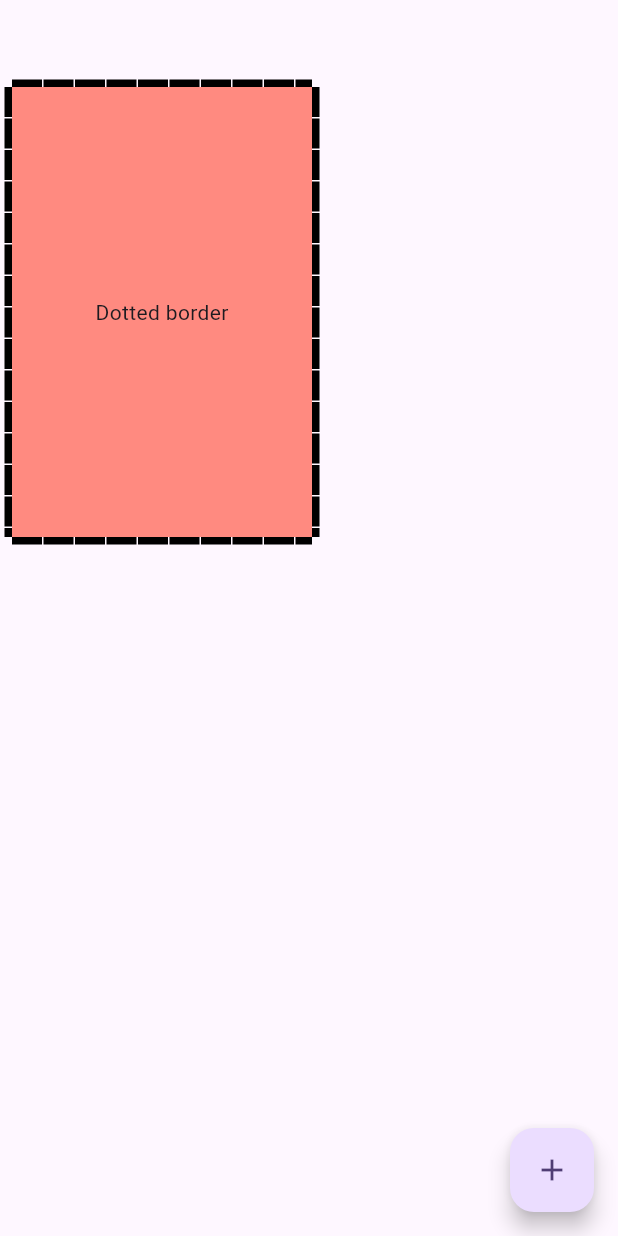
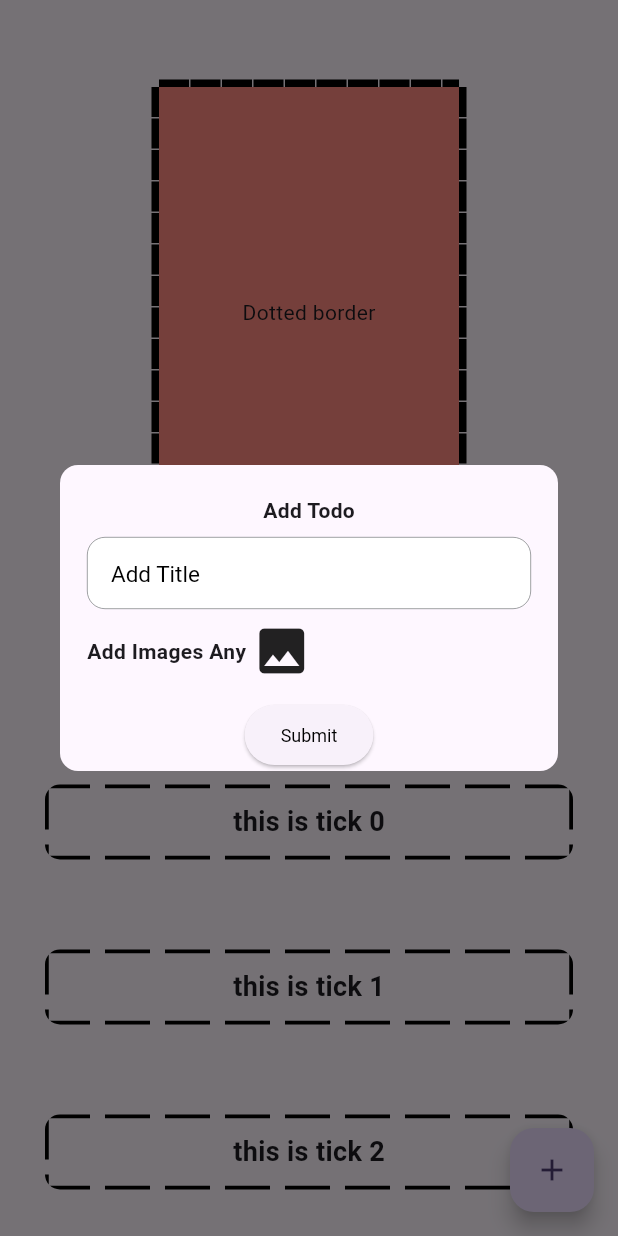
Before and after one commit to farooq958/todoappcleanarchitecturedemo, a Flutter app: the screen it shows after launch, after a tap on the "add" icon, on a phone screen of 412 x 824 dp. Run offline on Flutter 3.47's test engine with Material 3 defaults, Android fonts, the phone set to English and light mode, and no system bars; our stand-ins replace file_picker, firebase_core, firebase_crashlytics, get_it, page_transition, shared_preferences; accounts and stored records are empty; Roboto replaces fonts that are missing (CircularStd Regular).

Commit message:
Get it Clean architecture updated

```diff
--- a/lib/SRC/Application/Services/PickerServices/picker_services.dart
+++ b/lib/SRC/Application/Services/PickerServices/picker_services.dart
@@ -2,7 +2,7 @@
 import 'package:file_picker/file_picker.dart';
 
 class PickFile {
-   Future pickImage() async {
+   Future<List<String?>> pickImage() async {
     // ImagePicker.platform.getImageFromSource(source: ImageSource.camera);
     FilePickerResult? result = await FilePicker.platform.pickFiles(
       type: FileType.image,
@@ -10,7 +10,7 @@ class PickFile {
       allowMultiple: true,
     );
     if (result == null) return [];
-    final images = result.paths;
+    final List<String?> images = result.paths??[];
     return images;
   }
 
--- /dev/null
+++ b/lib/SRC/Application/Services/PickerServices/picker_use_case.dart
@@ -0,0 +1,14 @@
+
+import 'dart:async';
+
+import 'package:todoappcleanarchitecturedemo/SRC/Application/Services/PickerServices/picker_services.dart';
+
+class PickImagesUseCase {
+  final PickFile pickFile;
+
+  PickImagesUseCase(this.pickFile);
+
+  Future<List<String?>> call() async {
+    return await pickFile.pickImage();
+  }
+}
--- a/lib/SRC/Data/AppData/app_initializer.dart
+++ b/lib/SRC/Data/AppData/app_initializer.dart
@@ -1,14 +1,16 @@
 
 
 import 'package:todoappcleanarchitecturedemo/SRC/Data/AppData/data.dart';
+import 'package:todoappcleanarchitecturedemo/SRC/Data/di/service_locator.dart';
 
 import 'app_preferences.dart';
 
 mixin AppInitializer {
    Future init() async {
   _user();
+  setupLocator();
 
-  Data().registerServices();
+ // Data().registerServices();
 
   }
 
--- /dev/null
+++ b/lib/SRC/Data/di/service_locator.dart
@@ -0,0 +1,14 @@
+import 'package:get_it/get_it.dart';
+import 'package:todoappcleanarchitecturedemo/SRC/Application/Services/PickerServices/picker_use_case.dart';
+import 'package:todoappcleanarchitecturedemo/SRC/Data/DataSource/Resources/imports.dart';
+
+
+final sl = GetIt.instance;
+
+void setupLocator() {
+  // Register PickFile service as a singleton
+  sl.registerLazySingleton(() => PickFile());
+
+  // Register PickImagesUseCase and inject the PickFile service into it
+  sl.registerLazySingleton(() => PickImagesUseCase(sl<PickFile>()));
+}
--- a/lib/SRC/Presentation/Widgets/Dashboard/TodoHome/Components/addDataForm.dart
+++ b/lib/SRC/Presentation/Widgets/Dashboard/TodoHome/Components/addDataForm.dart
@@ -13,7 +13,7 @@ final TextEditingController nameController=TextEditingController();
 
   final TextEditingController emailController=TextEditingController();
 
-  List<String?> images=[];
+ // List<String?> images=[];
 
    @override
   Widget build(BuildContext context) {
@@ -39,14 +39,14 @@ final TextEditingController nameController=TextEditingController();
                   GestureDetector(
                       onTap: () async {
 
-                     images = await  Data.app.servicePickerLocator<PickFile>().pickImage();
-                        if(images.isNotEmpty)
-                          {
-                            MethodWidgets.instance.snackBar(context,text: 'Images Selected > ${images.length}');
-                          }
-                     setState(() {
-
-                     });
+                      await  TodoController().pickImages();
+                     //    if(images.isNotEmpty)
+                     //      {
+                     //        MethodWidgets.instance.snackBar(context,text: 'Images Selected > ${images.length}');
+                     //      }
+                     // setState(() {
+                     //
+                     // });
                       },
                       child: const Icon(Icons.image,size: 40,)),
                 ],
@@ -54,7 +54,11 @@ final TextEditingController nameController=TextEditingController();
             ),
 
             12.y,
-           images.isNotEmpty? SizedBox(
+           ValueListenableBuilder(
+        valueListenable: TodoController.imagesController,
+             builder: (context,images,child){
+
+               return images.isNotEmpty? SizedBox(
                   height: 100,
                   //width: 200,
                   child: ListView.separated(
@@ -76,12 +80,22 @@ final TextEditingController nameController=TextEditingController();
                       );
                     },
                   ),
-            ):const SizedBox(),
-            Center(
+                ):const SizedBox();
+             }
+           ),
+            ValueListenableBuilder(
+                valueListenable: TodoController.imagesController,
+
+                builder: (context,images,ss) {
+                return Center(
                   child: ElevatedButton(
-                onPressed: onSubmit,
+                    onPressed: () {
+                      onSubmit(images);
+                    },
                     child: AppText('Submit', style: Styles.circularStdRegular(context),),
                   ),
+                );
+              }
             ),
 
 
@@ -92,7 +106,7 @@ final TextEditingController nameController=TextEditingController();
     );
   }
 
-  void onSubmit() {
+  void onSubmit(List<String?>images) {
 
 
    if(nameController.text.isNotEmpty && images.isNotEmpty){
--- a/lib/SRC/Presentation/Widgets/Dashboard/TodoHome/Components/dotted_widget.dart
+++ b/lib/SRC/Presentation/Widgets/Dashboard/TodoHome/Components/dotted_widget.dart
@@ -53,7 +53,8 @@ class _DottedBorderPainter extends CustomPainter {
     final Paint paint = Paint()
       ..color = color
       ..strokeWidth = strokeWidth
-      ..style = PaintingStyle.stroke;
+      ..style = PaintingStyle.stroke
+    ..strokeWidth=5;
 
     final Path path = Path();
     path.moveTo(0, 0);
@@ -69,7 +70,7 @@ double totalGap=dashGap + dashSpace;
 
     while (distance < (size.width)) {
       path.moveTo(distance, 0);
-
+      //path.lineTo(distance , 0);
 if(distance+totalGap > (size.width))
   {
     // print(distance);
@@ -82,6 +83,10 @@ if(distance+totalGap > (size.width))
     path.lineTo(size.width, 0);
   }
 else{
+  if(distance==0)
+{
+ // path.quadraticBezierTo(10, 0, 0, 10);
+}
   path.lineTo(distance + dashGap, 0);
 }
 
@@ -131,6 +136,8 @@ distance += totalGap;
         path.lineTo(size.width, size.height);
       }
       else {
+
+       // if(distance+totalGap )
         path.lineTo(distance + dashGap, size.height);
       }
       distance += dashGap + dashSpace;
@@ -157,7 +164,7 @@ distance += totalGap;
       // canvas.drawPath(path, paint);
     }
     canvas.drawPath(path, paint);
-canvas.clipRect(bgRect);
+//canvas.clipRect(bgRect);
 
   }
 
--- a/lib/SRC/Presentation/Widgets/Dashboard/TodoHome/Components/todocontainer.dart
+++ b/lib/SRC/Presentation/Widgets/Dashboard/TodoHome/Components/todocontainer.dart
@@ -22,27 +22,30 @@ final TodoItem? todo;
       }
       },
       child: Container(
-        width: 200,
+        width: 100,
+        height: 50,
+
         decoration: BoxDecoration(borderRadius: BorderRadius.circular(30)),
         child: ClipRRect(
           borderRadius: BorderRadius.circular(10),
          // clipBehavior: Clip.hardEdge,
           child: DottedBorder(
             gap: 10,
-            dashWidth: 10,
+            dashWidth: 30,
             child: Column(
+              mainAxisAlignment: MainAxisAlignment.center,
 
               children: [
 
                 AppText(todo!.title, style: const TextStyle(fontWeight: FontWeight.w700,fontSize: 18)),
-                DisplayFileImage(fileImage: todo!.image!, onDeleteTap: (){})
+               // DisplayFileImage(fileImage: todo!.image!, onDeleteTap: (){})
 
               ],
 
             ),
           ),
         ),
-      ),
+      ).marginAll(30),
     );
   }
 }
--- a/lib/SRC/Presentation/Widgets/Dashboard/TodoHome/Controller/todo_controller.dart
+++ b/lib/SRC/Presentation/Widgets/Dashboard/TodoHome/Controller/todo_controller.dart
@@ -1,10 +1,22 @@
 import 'package:flutter/cupertino.dart';
+import 'package:todoappcleanarchitecturedemo/SRC/Application/Services/PickerServices/picker_use_case.dart';
+import 'package:todoappcleanarchitecturedemo/SRC/Data/di/service_locator.dart';
 import 'package:todoappcleanarchitecturedemo/SRC/Domain/Model/todomodel.dart';
 
-class TodoController{
+class TodoController extends ChangeNotifier {
 
 
  static  ValueNotifier<List<TodoItem>> todoController=ValueNotifier([]);
+ final PickImagesUseCase pickImagesUseCase = sl<PickImagesUseCase>();
 
 
+ static ValueNotifier<List<String?>>  imagesController=ValueNotifier([]);
+
+ Future<List<String?>> pickImages() async {
+  imagesController.value = await pickImagesUseCase.call();
+  imagesController.notifyListeners();
+  return imagesController.value;
+
+ }
+
 }
--- a/lib/SRC/Presentation/Widgets/Dashboard/TodoHome/todo_home.dart
+++ b/lib/SRC/Presentation/Widgets/Dashboard/TodoHome/todo_home.dart
@@ -1,8 +1,11 @@
 import 'dart:developer';
 
+import 'package:flutter/cupertino.dart';
+import 'package:flutter/material.dart';
 import 'package:todoappcleanarchitecturedemo/SRC/Data/DataSource/Resources/Extensions/responsive_extention.dart';
 import 'package:todoappcleanarchitecturedemo/SRC/Data/DataSource/Resources/imports.dart';
 import 'package:todoappcleanarchitecturedemo/SRC/Data/DataSource/Resources/strings.dart';
+import 'package:todoappcleanarchitecturedemo/SRC/Domain/Model/todomodel.dart';
 
 import 'Components/addDataForm.dart';
 import 'Components/dotted_widget.dart';
@@ -16,6 +19,14 @@ class TodoHome extends StatefulWidget {
 }
 
 class _TodoHomeState extends State<TodoHome> {
+
+  late List<TodoItem> todos=[];
+  @override
+  void initState() {
+    // TODO: implement initState
+    todos =  List.generate(300, (index) => TodoItem(title: "this is tick $index", image: 'image'));
+    super.initState();
+  }
   @override
   Widget build(BuildContext context) {
     return Scaffold(
@@ -23,16 +34,17 @@ class _TodoHomeState extends State<TodoHome> {
       floatingActionButton: FloatingActionButton(
         tooltip: 'Add Todo',
         onPressed: () async {
-          dynamic i = 1.1;
-          int s = i * i;
+          // dynamic i = 1.1;
+          // int s = i * i;
 
-          // MethodWidgets.instance.dialog(context, child: const AddDataForm());
+           MethodWidgets.instance.dialog(context, child: const AddDataForm());
         },
         child: const Icon(Icons.add),
       ),
 
 
-      body: Column(
+      body: SingleChildScrollView(
+        child: Column(
           children: [
             const SizedBox(height: 50),
             Padding(
@@ -47,9 +59,48 @@ class _TodoHomeState extends State<TodoHome> {
                 ),
               ),
             ),
+
+             TodoContainer(todo: TodoItem(title: "this is tick", image: 'image'),),
+            "This is simple List view with data".toText(context: context),
+
+            SizedBox(
+              height: 400.rSA,
+              child: ListView(
+              //shrinkWrap: true,
+                cacheExtent: 100,
+
+                children:todos.map((todo) {
+                  int  i = todos.indexOf(todo);
+                  print("in simple rebuild called $i ");
+                return   TodoContainer(todo: todo);
+
+                }).toList()
+
+              ),
+            ),
+
+            "Simple  List finished".toText(context: context
+            ),
+            "This is List view builder with data".toText(context: context),
+
+            SizedBox(
+              height: 400.rSA,
+              child: ListView.builder(
+
+               // shrinkWrap: true,
+                itemBuilder: (context,index){
+
+                  print("rebuild called at $index");
+                return TodoContainer(todo: todos[index]);
+
+
+              },itemCount: todos.length,),
+            )
+
           ],
 
 
+          ),
       ),
 
       );
--- a/lib/main.dart
+++ b/lib/main.dart
@@ -14,6 +14,7 @@ import 'SRC/Presentation/Widgets/Dashboard/TodoHome/todo_home.dart';
 
 Future<void> main() async {
   WidgetsFlutterBinding.ensureInitialized();
+  Data.app.init();
   await Firebase.initializeApp(options: DefaultFirebaseOptions.currentPlatform);
   FlutterError.onError = (errorDetails) {
     FirebaseCrashlytics.instance.recordFlutterFatalError(errorDetails);
--- a/pubspec.yaml
+++ b/pubspec.yaml
@@ -41,6 +41,7 @@ dependencies:
   page_transition:
   firebase_core: ^2.27.0
   firebase_crashlytics: ^3.4.18
+  win32: ^5.6.0
 
 dev_dependencies:
   flutter_test:
```
Lines whose indentation alone changed are shown as unchanged.
